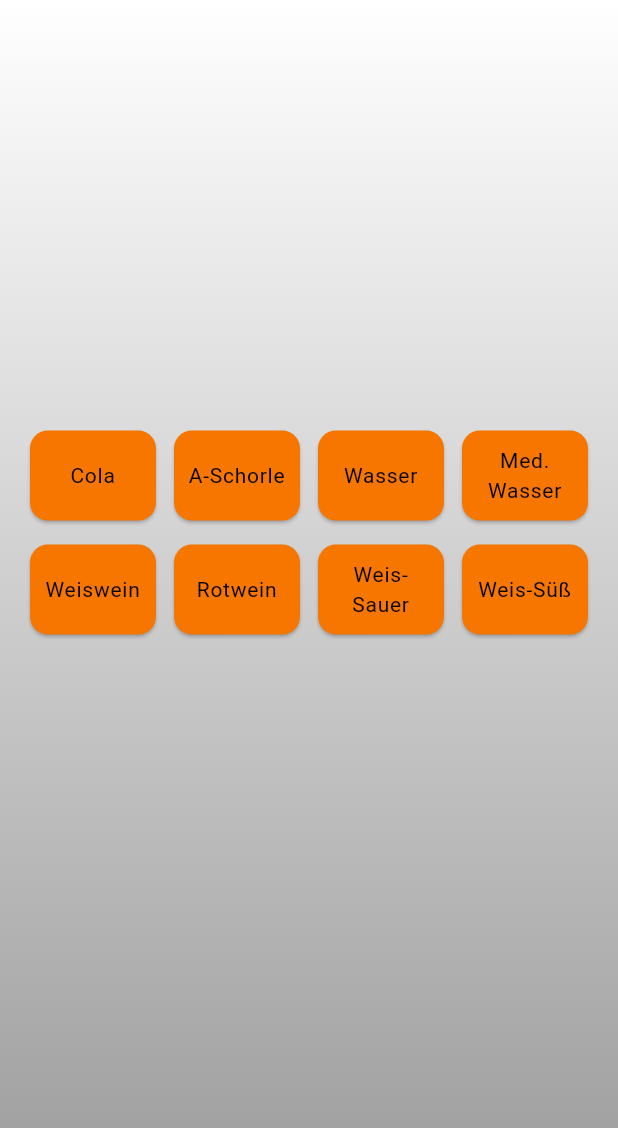
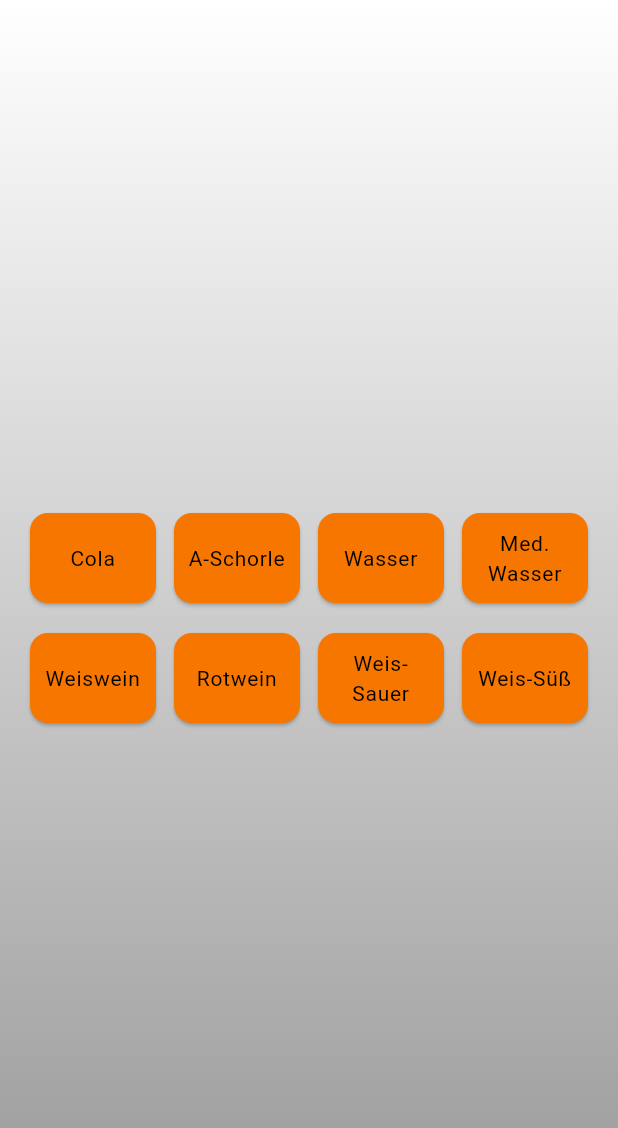
Before and after one commit to storzmichael/cash_track, a Flutter app: the screen it shows after launch, on a phone screen of 412 x 824 dp. Shown: the top 1128 px of the screen. Run offline on Flutter 3.47's test engine with Material 3 defaults, Android fonts, the light colour scheme and no system bars; Roboto replaces fonts that are missing (SFProRounded).

Commit message:
padding adjusted

```diff
--- a/lib/src/features/order/presentation/product_grid.dart
+++ b/lib/src/features/order/presentation/product_grid.dart
@@ -8,12 +8,14 @@ class ProductGrid extends StatelessWidget {
   @override
   Widget build(BuildContext context) {
     return SizedBox(
-      height: 250,
+      height: 140, // 250
+      child: Center(
         child: GridView.builder(
           itemCount: productsData.length,
+          padding: EdgeInsets.zero,
           gridDelegate: const SliverGridDelegateWithFixedCrossAxisCount(
             crossAxisCount: 4,
-          mainAxisSpacing: 16,
+            mainAxisSpacing: 20,
             crossAxisSpacing: 12,
             mainAxisExtent: 60,
           ),
@@ -24,6 +26,7 @@ class ProductGrid extends StatelessWidget {
             );
           },
         ),
+      ),
     );
   }
 }
```
Lines whose indentation alone changed are shown as unchanged.
